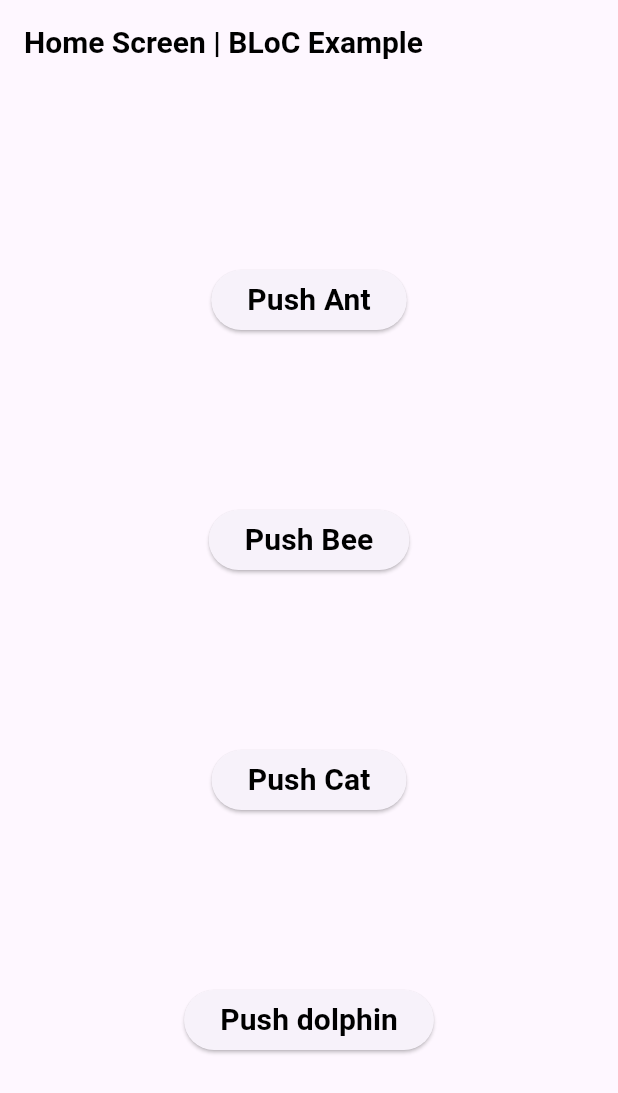
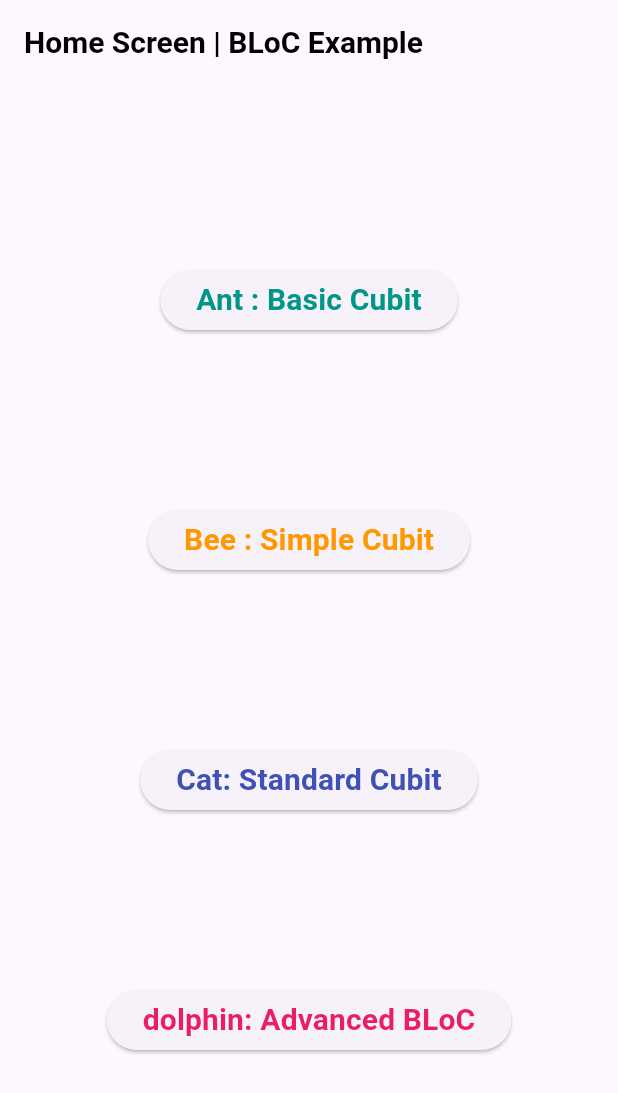
Before and after one commit to panmegatech/flutter_cubit_bloc, a Flutter app: the screen it shows after launch, on a phone screen of 412 x 824 dp. Shown: the top 1093 px of the screen. Run offline on Flutter 3.47's test engine with Material 3 defaults, Android fonts, the phone set to English and light mode, and no system bars; our stand-ins replace equatable, flutter_bloc.

Commit message:
style: dolphin with advanced bloc

```diff
--- a/lib/pages/home_screen.dart
+++ b/lib/pages/home_screen.dart
@@ -16,28 +16,40 @@ class HomeScreen extends StatelessWidget {
           log("pushAnt!");
           Navigator.pushNamed(context, RouteName.ant);
         },
-        child: const CustomText("Push Ant"),
+        child: const CustomText(
+          "Ant : Basic Cubit",
+          color: Colors.teal,
+        ),
       ),
       ElevatedButton(
         onPressed: () {
           log("pushBee!");
           Navigator.pushNamed(context, RouteName.bee);
         },
-        child: const CustomText("Push Bee"),
+        child: const CustomText(
+          "Bee : Simple Cubit",
+          color: Colors.orange,
+        ),
       ),
       ElevatedButton(
         onPressed: () {
           log("pushCat!");
           Navigator.pushNamed(context, RouteName.cat);
         },
-        child: const CustomText("Push Cat"),
+        child: const CustomText(
+          "Cat: Standard Cubit",
+          color: Colors.indigo,
+        ),
       ),
       ElevatedButton(
         onPressed: () {
           log("dolphin push!");
           Navigator.pushNamed(context, RouteName.dolphin);
         },
-        child: const CustomText("Push dolphin"),
+        child: const CustomText(
+          "dolphin: Advanced BLoC",
+          color: Colors.pink,
+        ),
       ),
     ]);
   }
```
Also changed, not shown: lib/bloc/advanced/advanced_bloc.dart (+6 -6 lines), lib/pages/dolphin_screen.dart (+3 -6 lines).
